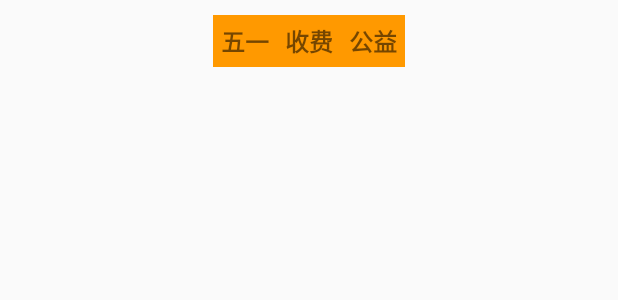
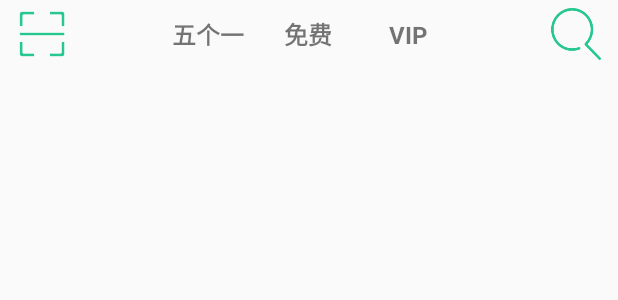
Before and after one commit to FlyKnight2016/YuDong, an Android app: the layout fragment_video.xml on its own in the app's theme, with its tools: preview values and no code run, on a phone screen of 412 x 824 dp. Shown: the top 300 px of the screen. Run offline under Robolectric (Android 15) with nearby library versions, the phone set to English and light mode, and no system bars.

Commit message:
修改了VideoFragment上方导航条

```diff
--- a/app/src/main/res/layout/fragment_video.xml
+++ b/app/src/main/res/layout/fragment_video.xml
@@ -5,24 +5,53 @@
               android:orientation="vertical"
               tools:context="net.zgyejy.yudong.fragment.VideoFragment">
 
-    <RelativeLayout
+
+    <LinearLayout
         android:layout_width="match_parent"
         android:layout_height="wrap_content"
-        android:padding="10dp">
-        <LinearLayout
+        android:orientation="horizontal"
+        android:padding="5dp">
+
+        <RelativeLayout
+            android:layout_width="0dp"
+            android:layout_height="match_parent"
+            android:layout_weight="3">
+            <ImageView
+                android:id="@+id/iv_scan"
+                android:adjustViewBounds="true"
                 android:layout_width="wrap_content"
-            android:layout_height="wrap_content"
-            android:layout_centerInParent="true">
+                android:layout_height="match_parent"
+                android:layout_marginLeft="5dp"
+                android:src="@drawable/scan"/>
+        </RelativeLayout>
+
+
         <TextView
             style="@style/Style_VideoGuideText"
-                android:text="五一"/>
+            android:text="五个一"/>
+
         <TextView
             style="@style/Style_VideoGuideText"
-                android:text="收费"/>
+            android:text="免费"/>
+
         <TextView
             style="@style/Style_VideoGuideText"
-                android:text="公益"/>
-        </LinearLayout>
+            android:text="VIP"/>
+        <RelativeLayout
+            android:layout_width="0dp"
+            android:layout_height="match_parent"
+            android:layout_weight="3">
+            <ImageView
+                android:id="@+id/iv_search"
+                android:adjustViewBounds="true"
+                android:layout_width="wrap_content"
+                android:layout_height="match_parent"
+                android:layout_alignParentRight="true"
+                android:layout_marginRight="5dp"
+                android:src="@drawable/search"/>
         </RelativeLayout>
 
     </LinearLayout>
+
+
+</LinearLayout>
--- a/app/src/main/res/values/styles.xml
+++ b/app/src/main/res/values/styles.xml
@@ -27,12 +27,12 @@
     <!-- videoFragment上方导航TextView的style -->
     <style name="Style_VideoGuideText">
         <item name="android:layout_width">0dp</item>
-        <item name="android:layout_weight">1</item>
+        <item name="android:layout_weight">2</item>
         <item name="android:layout_height">wrap_content</item>
         <item name="android:textSize">16sp</item>
         <item name="android:textStyle">bold</item>
-        <item name="android:background">@color/midOrange</item>
         <item name="android:padding">5dp</item>
+        <item name="android:gravity">center</item>
 
     </style>
 
```
Also changed, not shown: app/src/main/res/drawable/scan.png (added), app/src/main/res/drawable/search.png (added). Lines whose indentation alone changed are shown as unchanged.
